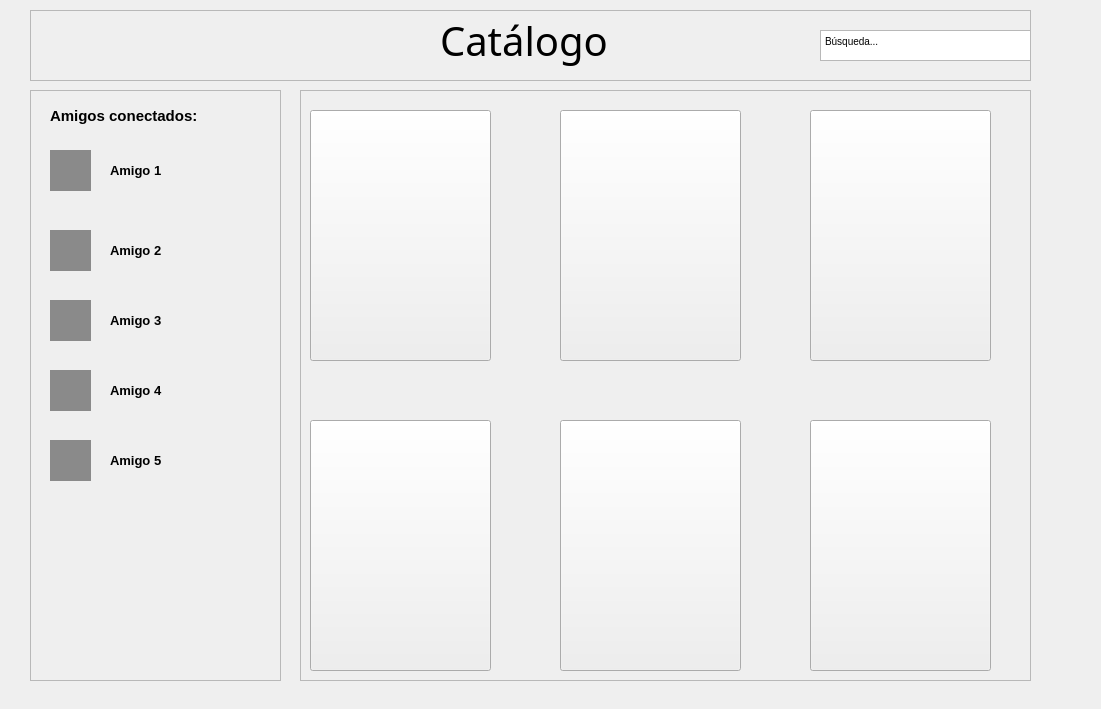
joanmase/Projecte, file diseno.ui: the form before one commit.
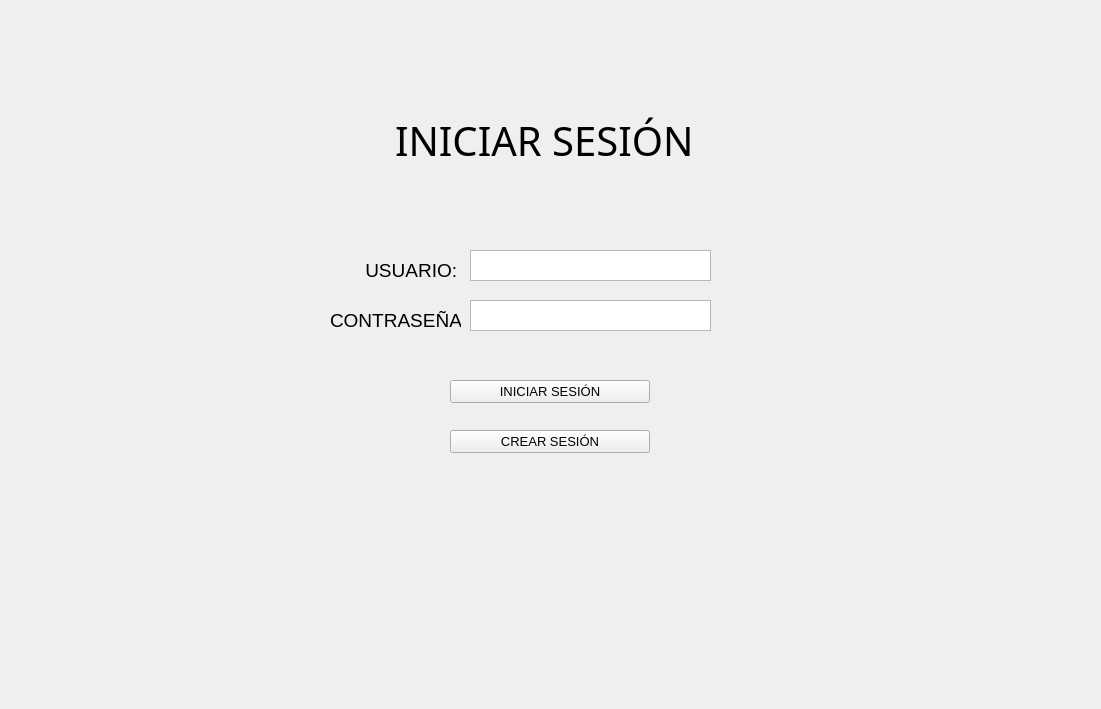
The form after the commit. Icons and pictures are not drawn.

Commit message: base de dades, diseny i usuaris

Patch:
```diff
--- a/diseno.ui
+++ b/diseno.ui
@@ -33,6 +33,158 @@
     <property name="currentIndex">
      <number>0</number>
     </property>
+    <widget class="QWidget" name="page_3">
+     <widget class="QLabel" name="label_29">
+      <property name="geometry">
+       <rect>
+        <x>320</x>
+        <y>300</y>
+        <width>131</width>
+        <height>21</height>
+       </rect>
+      </property>
+      <property name="font">
+       <font>
+        <pointsize>14</pointsize>
+        <weight>50</weight>
+        <bold>false</bold>
+       </font>
+      </property>
+      <property name="text">
+       <string>CONTRASEÑA:</string>
+      </property>
+     </widget>
+     <widget class="QLabel" name="label_28">
+      <property name="geometry">
+       <rect>
+        <x>350</x>
+        <y>250</y>
+        <width>101</width>
+        <height>21</height>
+       </rect>
+      </property>
+      <property name="font">
+       <font>
+        <pointsize>14</pointsize>
+        <weight>50</weight>
+        <bold>false</bold>
+       </font>
+      </property>
+      <property name="text">
+       <string> USUARIO:</string>
+      </property>
+     </widget>
+     <widget class="QPushButton" name="pushButton">
+      <property name="geometry">
+       <rect>
+        <x>440</x>
+        <y>370</y>
+        <width>200</width>
+        <height>23</height>
+       </rect>
+      </property>
+      <property name="font">
+       <font>
+        <pointsize>10</pointsize>
+        <weight>50</weight>
+        <bold>false</bold>
+       </font>
+      </property>
+      <property name="text">
+       <string>INICIAR SESIÓN</string>
+      </property>
+     </widget>
+     <widget class="QTextBrowser" name="textBrowser_3">
+      <property name="geometry">
+       <rect>
+        <x>460</x>
+        <y>290</y>
+        <width>241</width>
+        <height>31</height>
+       </rect>
+      </property>
+      <property name="font">
+       <font>
+        <pointsize>12</pointsize>
+        <weight>50</weight>
+        <bold>false</bold>
+       </font>
+      </property>
+      <property name="html">
+       <string>&lt;!DOCTYPE HTML PUBLIC &quot;-//W3C//DTD HTML 4.0//EN&quot; &quot;http://www.w3.org/TR/REC-html40/strict.dtd&quot;&gt;
+&lt;html&gt;&lt;head&gt;&lt;meta name=&quot;qrichtext&quot; content=&quot;1&quot; /&gt;&lt;style type=&quot;text/css&quot;&gt;
+p, li { white-space: pre-wrap; }
+&lt;/style&gt;&lt;/head&gt;&lt;body style=&quot; font-family:'MS Shell Dlg 2'; font-size:12pt; font-weight:400; font-style:normal;&quot;&gt;
+&lt;p style=&quot;-qt-paragraph-type:empty; margin-top:0px; margin-bottom:0px; margin-left:0px; margin-right:0px; -qt-block-indent:0; text-indent:0px;&quot;&gt;&lt;br /&gt;&lt;/p&gt;&lt;/body&gt;&lt;/html&gt;</string>
+      </property>
+     </widget>
+     <widget class="QPushButton" name="pushButton_2">
+      <property name="geometry">
+       <rect>
+        <x>440</x>
+        <y>420</y>
+        <width>200</width>
+        <height>23</height>
+       </rect>
+      </property>
+      <property name="font">
+       <font>
+        <pointsize>10</pointsize>
+        <weight>50</weight>
+        <bold>false</bold>
+       </font>
+      </property>
+      <property name="text">
+       <string>CREAR SESIÓN</string>
+      </property>
+     </widget>
+     <widget class="QLabel" name="label_27">
+      <property name="geometry">
+       <rect>
+        <x>385</x>
+        <y>80</y>
+        <width>310</width>
+        <height>100</height>
+       </rect>
+      </property>
+      <property name="font">
+       <font>
+        <family>Shrikhand</family>
+        <pointsize>30</pointsize>
+        <weight>50</weight>
+        <italic>false</italic>
+        <bold>false</bold>
+       </font>
+      </property>
+      <property name="text">
+       <string>INICIAR SESIÓN</string>
+      </property>
+     </widget>
+     <widget class="QTextBrowser" name="textBrowser_2">
+      <property name="geometry">
+       <rect>
+        <x>460</x>
+        <y>240</y>
+        <width>241</width>
+        <height>31</height>
+       </rect>
+      </property>
+      <property name="font">
+       <font>
+        <pointsize>12</pointsize>
+        <weight>50</weight>
+        <bold>false</bold>
+       </font>
+      </property>
+      <property name="html">
+       <string>&lt;!DOCTYPE HTML PUBLIC &quot;-//W3C//DTD HTML 4.0//EN&quot; &quot;http://www.w3.org/TR/REC-html40/strict.dtd&quot;&gt;
+&lt;html&gt;&lt;head&gt;&lt;meta name=&quot;qrichtext&quot; content=&quot;1&quot; /&gt;&lt;style type=&quot;text/css&quot;&gt;
+p, li { white-space: pre-wrap; }
+&lt;/style&gt;&lt;/head&gt;&lt;body style=&quot; font-family:'MS Shell Dlg 2'; font-size:12pt; font-weight:400; font-style:normal;&quot;&gt;
+&lt;p style=&quot;-qt-paragraph-type:empty; margin-top:0px; margin-bottom:0px; margin-left:0px; margin-right:0px; -qt-block-indent:0; text-indent:0px;&quot;&gt;&lt;br /&gt;&lt;/p&gt;&lt;/body&gt;&lt;/html&gt;</string>
+      </property>
+     </widget>
+    </widget>
     <widget class="QWidget" name="page">
      <widget class="QFrame" name="frame_amigos">
       <property name="geometry">
```
The commit also changes 2 other files.
